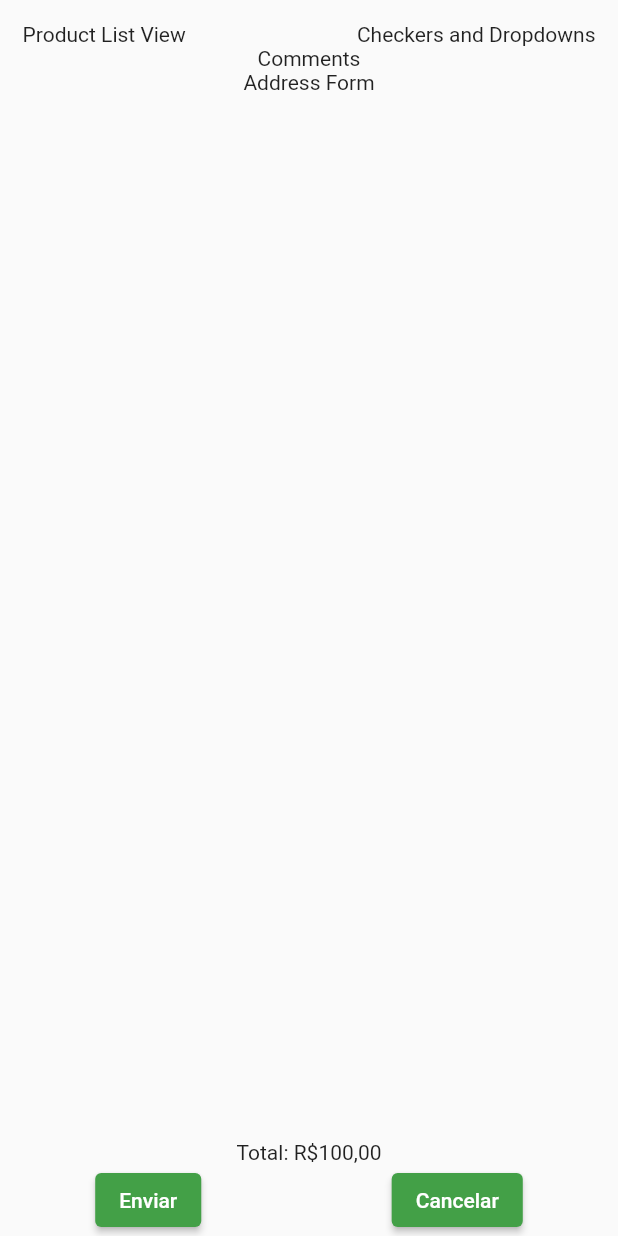
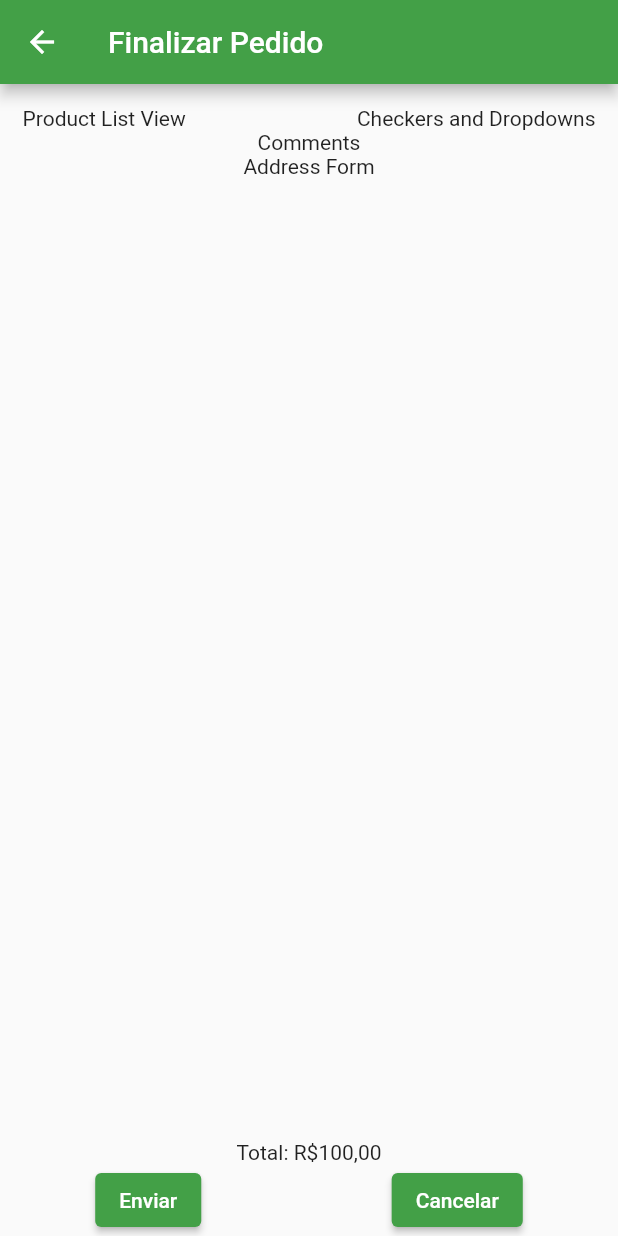
Before and after one commit to cadupereira21/SI700-Mobile, a Flutter app: the OrderScreen screen opened directly, on a phone screen of 412 x 824 dp. Run offline on Flutter 3.47's test engine with Material 2 defaults, Android fonts, the phone set to English and light mode, and no system bars; our stand-ins replace dio, flutter_bloc, mask_text_input_formatter.

Commit message:
Change drawer and add appBar

```diff
--- a/app_seu_madeu_sucos/lib/View/OrderScreen.dart
+++ b/app_seu_madeu_sucos/lib/View/OrderScreen.dart
@@ -10,27 +10,35 @@ class OrderScreen extends StatefulWidget {
 class _OrderScreenState extends State<OrderScreen> {
   @override
   Widget build(BuildContext context) {
-    return Expanded(
-      child: Container(
-        color: Colors.white,
-        child: screenScrolablleContent(),
+    return Scaffold(
+      appBar: AppBar(
+        title: const Text("Finalizar Pedido"),
+        leading: IconButton(
+          icon: const Icon(
+            Icons.arrow_back,
           ),
+          onPressed: () {
+            Navigator.of(context).pop();
+          },
+        ),
+      ),
+      body: screenScrolablleContent(),
     );
   }
 
-  Widget screenScrolablleContent(){
-    return Scaffold(
-      body: Column(
+  Widget screenScrolablleContent() {
+    return Column(
       children: [
         SingleChildScrollView(
           child: Padding(
-              padding: const EdgeInsets.only(top: 15.0, left: 15.0, right: 15.0, bottom: 0.0),
+            padding: const EdgeInsets.only(
+                top: 15.0, left: 15.0, right: 15.0, bottom: 0.0),
             child: Column(
               mainAxisAlignment: MainAxisAlignment.start,
               children: [
                 Row(
                   mainAxisAlignment: MainAxisAlignment.spaceBetween,
-                    children:[
+                  children: [
                     Text("Product List View"),
                     Text("Checkers and Dropdowns"),
                   ],
@@ -41,7 +49,8 @@ class _OrderScreenState extends State<OrderScreen> {
             ),
           ),
         ),
-          Expanded(child: Align(
+        Expanded(
+            child: Align(
           alignment: Alignment.bottomCenter,
           child: Column(
             mainAxisAlignment: MainAxisAlignment.end,
@@ -50,15 +59,14 @@ class _OrderScreenState extends State<OrderScreen> {
               Row(
                 mainAxisAlignment: MainAxisAlignment.spaceAround,
                 children: [
-                    ElevatedButton(onPressed: (){}, child: Text("Enviar")),
-                    ElevatedButton(onPressed: (){}, child: Text("Cancelar")),
+                  ElevatedButton(onPressed: () {}, child: Text("Enviar")),
+                  ElevatedButton(onPressed: () {}, child: Text("Cancelar")),
                 ],
               ),
             ],
           ),
         )),
       ],
-      ),
     );
   }
 }
```
Lines whose indentation alone changed are shown as unchanged.
